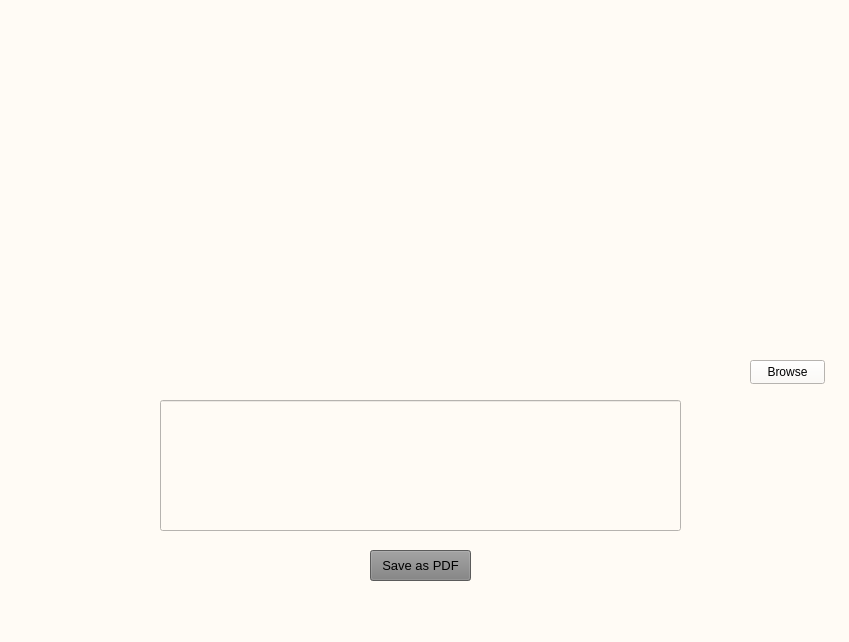
First picture: the form in DocumentWindow.ui, repository lameesmohee/Vital-Signal-Viewer, before the edit.
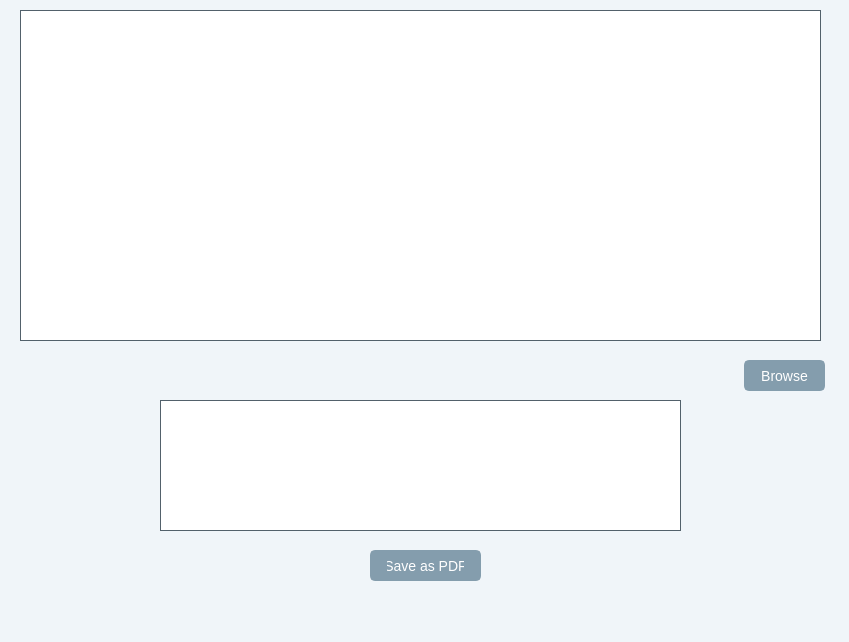
Second picture: the form after the edit.

Commit message: added the functionality of the pdf file

```diff
--- a/DocumentWindow.ui
+++ b/DocumentWindow.ui
@@ -14,7 +14,7 @@
    <string>MainWindow</string>
   </property>
   <property name="styleSheet">
-   <string notr="true">background-color:#FFFBF5</string>
+   <string notr="true">background-color:#F0F5F9</string>
   </property>
   <widget class="QWidget" name="centralwidget">
    <widget class="QLabel" name="screenshot_section">
@@ -26,6 +26,10 @@
       <height>331</height>
      </rect>
     </property>
+    <property name="styleSheet">
+     <string notr="true">border: 1px solid #52616B;;
+background-color: White;</string>
+    </property>
     <property name="text">
      <string/>
     </property>
@@ -39,6 +43,15 @@
       <height>131</height>
      </rect>
     </property>
+    <property name="font">
+     <font>
+      <pointsize>12</pointsize>
+     </font>
+    </property>
+    <property name="styleSheet">
+     <string notr="true">Background-color:White;
+border: 1px solid #52616B</string>
+    </property>
     <property name="text">
      <string/>
     </property>
@@ -48,17 +61,34 @@
      <rect>
       <x>370</x>
       <y>550</y>
-      <width>101</width>
+      <width>111</width>
       <height>31</height>
      </rect>
     </property>
     <property name="font">
      <font>
-      <pointsize>10</pointsize>
+      <pointsize>-1</pointsize>
      </font>
     </property>
     <property name="styleSheet">
-     <string notr="true">background-color:gray;</string>
+     <string notr="true">/*background-color:#C9D6DF;*/
+QPushButton {
+    background-color: #849dad; /* Background color*/
+    border: 2px solid #849dad; /* Border style*/
+    border-radius: 5px; /* Rounded corners */
+    color: #ffffff; /* Text color */
+    padding: 5px 15px; /* Padding around the text */
+    font-size: 14px; /* Text font size */
+}
+QPushButton:hover {
+    background-color: #708694; /* Background color on hover */
+    border: 2px solid #708694; /* Border style on hover */
+}
+QPushButton:pressed {
+    background-color: #52616B; /* Background color when pressed */
+    border: 2px solid #52616B; /* Border style when pressed */
+}
+</string>
     </property>
     <property name="text">
      <string>Save as PDF</string>
@@ -67,12 +97,31 @@
    <widget class="QPushButton" name="add_image_button">
     <property name="geometry">
      <rect>
-      <x>750</x>
+      <x>744</x>
       <y>360</y>
-      <width>75</width>
-      <height>24</height>
+      <width>81</width>
+      <height>31</height>
      </rect>
     </property>
+    <property name="styleSheet">
+     <string notr="true">/*background-color:#C9D6DF;*/
+QPushButton {
+    background-color: #849dad; /* Background color*/
+    border: 2px solid #849dad; /* Border style*/
+    border-radius: 5px; /* Rounded corners */
+    color: #ffffff; /* Text color */
+    padding: 5px 15px; /* Padding around the text */
+    font-size: 14px; /* Text font size */
+}
+QPushButton:hover {
+    background-color: #708694; /* Background color on hover */
+    border: 2px solid #708694; /* Border style on hover */
+}
+QPushButton:pressed {
+    background-color: #52616B; /* Background color when pressed */
+    border: 2px solid #52616B; /* Border style when pressed */
+}</string>
+    </property>
     <property name="text">
      <string>Browse</string>
     </property>
```
The commit also changes 2 other files.
